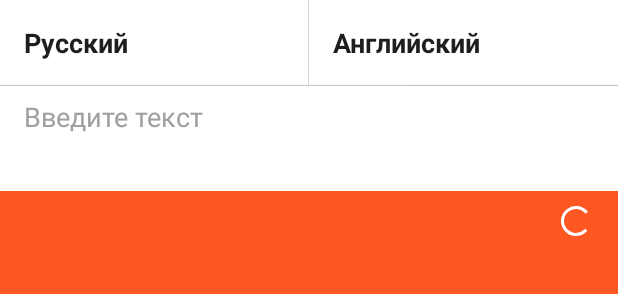
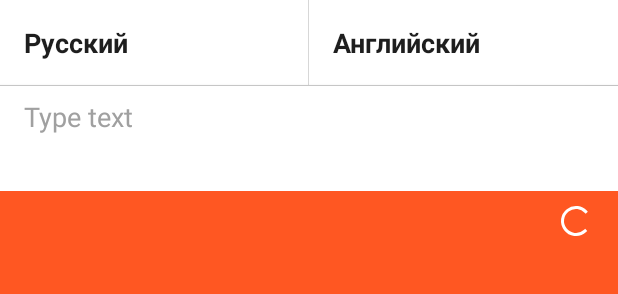
Before and after one commit to santaevpavel/ClipboardTranslator, an Android app: the layout fragment_translate.xml on its own in the app's theme, with its tools: preview values and no code run, on a phone screen of 412 x 824 dp. Shown: the top 294 px of the screen. Run offline under Robolectric (Android 15) with nearby library versions, the phone set to English and light mode, and no system bars.

Commit message:
clean up and refactored code

```diff
--- a/app/src/main/java/ru/santaev/clipboardtranslator/api/LanguagesResponse.java
+++ b/app/src/main/java/ru/santaev/clipboardtranslator/api/LanguagesResponse.java
@@ -3,7 +3,6 @@ package ru.santaev.clipboardtranslator.api;
 
 import com.google.gson.annotations.SerializedName;
 
-import java.util.ArrayList;
 import java.util.List;
 import java.util.Map;
 
--- a/app/src/main/java/ru/santaev/clipboardtranslator/ui/SettingsActivity.java
+++ b/app/src/main/java/ru/santaev/clipboardtranslator/ui/SettingsActivity.java
@@ -26,6 +26,7 @@ public class SettingsActivity extends LifecycleActivity {
     private SettingsItem settingsItemFeedback;
     private SettingsItem settingsItemRate;
 
+    @SuppressWarnings("ConstantConditions")
     @Override
     protected void onCreate(Bundle savedInstanceState) {
         super.onCreate(savedInstanceState);
--- a/app/src/main/res/layout-sw600dp/activity_main.xml
+++ b/app/src/main/res/layout-sw600dp/activity_main.xml
@@ -24,6 +24,7 @@
         <LinearLayout
             android:layout_width="match_parent"
             android:layout_height="match_parent"
+            android:baselineAligned="false"
             app:layout_behavior="@string/appbar_scrolling_view_behavior">
 
             <FrameLayout
--- a/app/src/main/res/layout/fragment_translate.xml
+++ b/app/src/main/res/layout/fragment_translate.xml
@@ -42,7 +42,8 @@
                         android:paddingTop="16dp"
                         android:textSize="@dimen/text_size_large"
                         android:maxLines="1"
-                        android:ellipsize="end" />
+                        android:ellipsize="end"
+                        tools:ignore="HardcodedText" />
 
                     <View
                         android:layout_width="1px"
@@ -62,7 +63,8 @@
                         android:paddingTop="16dp"
                         android:textSize="@dimen/text_size_large"
                         android:maxLines="1"
-                        android:ellipsize="end" />
+                        android:ellipsize="end"
+                        tools:ignore="HardcodedText" />
                 </LinearLayout>
 
             </android.support.v7.widget.CardView>
@@ -91,11 +93,11 @@
 
                     <android.support.v7.widget.AppCompatEditText
                         android:id="@+id/origin_text_view"
-                        android:layout_width="match_parent"
+                        android:layout_width="0dp"
                         android:layout_height="wrap_content"
                         android:background="@null"
                         android:gravity="top"
-                        android:hint="Введите текст"
+                        android:hint="@string/translate_edit_text_hint"
                         android:textColorHint="@color/textColorGrayLight"
                         android:minLines="1"
                         android:layout_weight="1"
--- a/app/src/main/res/layout/language_item_layout.xml
+++ b/app/src/main/res/layout/language_item_layout.xml
@@ -1,5 +1,6 @@
 <?xml version="1.0" encoding="utf-8"?>
-<layout xmlns:app="http://schemas.android.com/apk/res-auto">
+<layout xmlns:tools="http://schemas.android.com/tools"
+    xmlns:app="http://schemas.android.com/apk/res-auto">
 
     <android.support.v7.widget.CardView
         xmlns:android="http://schemas.android.com/apk/res/android"
@@ -28,7 +29,8 @@
                     android:text="Text"
                     android:textColor="@color/textColorGrayDark"
                     android:textSize="@dimen/text_size_normal"
-                    android:textStyle="bold" />
+                    android:textStyle="bold"
+                    tools:ignore="HardcodedText" />
 
             </LinearLayout>
 
--- a/app/src/main/res/layout/language_section_item_layout.xml
+++ b/app/src/main/res/layout/language_section_item_layout.xml
@@ -1,5 +1,6 @@
 <?xml version="1.0" encoding="utf-8"?>
-<layout xmlns:android="http://schemas.android.com/apk/res/android"
+<layout xmlns:tools="http://schemas.android.com/tools"
+    xmlns:android="http://schemas.android.com/apk/res/android"
     xmlns:app="http://schemas.android.com/apk/res-auto">
 
     <android.support.v7.widget.AppCompatTextView
@@ -11,6 +12,7 @@
         android:gravity="bottom"
         android:text="Text"
         android:textColor="@color/colorAccent"
-        app:textAllCaps="true" />
+        app:textAllCaps="true"
+        tools:ignore="HardcodedText" />
 
 </layout>
--- a/app/src/main/res/values/strings.xml
+++ b/app/src/main/res/values/strings.xml
@@ -40,4 +40,5 @@
     <string name="translate_clipboard_button_off">Disable</string>
     <string name="notification_button_copy">Copy</string>
     <string name="toast_text_copied">Text has been copied</string>
+    <string name="translate_edit_text_hint">Type text</string>
 </resources>
--- a/build.gradle
+++ b/build.gradle
@@ -5,8 +5,7 @@ buildscript {
         jcenter()
     }
     dependencies {
-        classpath 'com.android.tools.build:gradle:2.2.3'
-        classpath 'me.tatarka:gradle-retrolambda:3.4.0'
+        classpath 'com.android.tools.build:gradle:3.0.0'
         // NOTE: Do not place your application dependencies here; they belong
         // in the individual module build.gradle files
     }
```
Also changed, not shown: app/build.gradle (+16 -17 lines), app/src/main/java/ru/santaev/clipboardtranslator/service/TranslateService.java (+15 -7 lines), app/src/main/java/ru/santaev/clipboardtranslator/ui/TranslateFragment.java (+4 -4 lines), app/src/main/res/layout/history_item_layout.xml (+8 -4 lines), gradle/wrapper/gradle-wrapper.properties, 4 other files.
